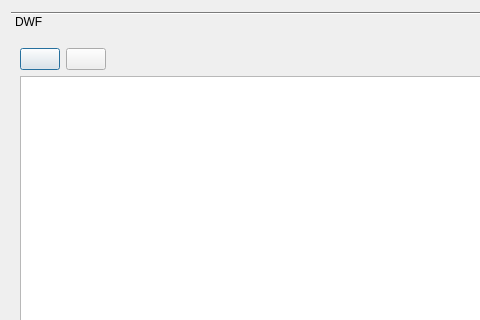
Qt form core/ui/toolbars/basic/info_epa_dwf.ui (Giswater/giswater_qgis_plugin) before a commit; both pictures show x 0 to 480 and y 0 to 320 of the 965 by 489 pixel window.
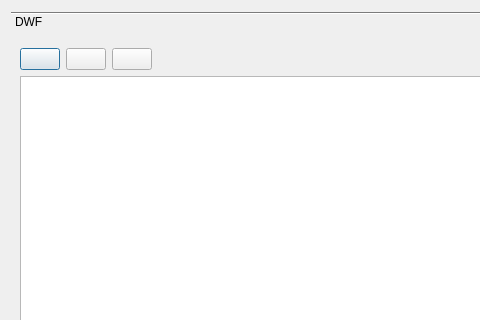
The same form after that commit.

Commit message: Enhancement: New 'edit' button in epa actions

Patch:
```diff
--- a/core/ui/toolbars/basic/info_epa_dwf.ui
+++ b/core/ui/toolbars/basic/info_epa_dwf.ui
@@ -25,7 +25,7 @@
         <x>0</x>
         <y>0</y>
         <width>947</width>
-        <height>386</height>
+        <height>379</height>
        </rect>
       </property>
       <attribute name="label">
@@ -55,6 +55,13 @@
            </property>
           </widget>
          </item>
+         <item>
+          <widget class="QPushButton" name="btn_edit_base">
+           <property name="text">
+            <string/>
+           </property>
+          </widget>
+         </item>
          <item>
           <spacer name="horizontalSpacer_3">
            <property name="orientation">
```
Left out of the diff: 9 changed lines with no effect on the pictures. The commit also changes 6 other files.
